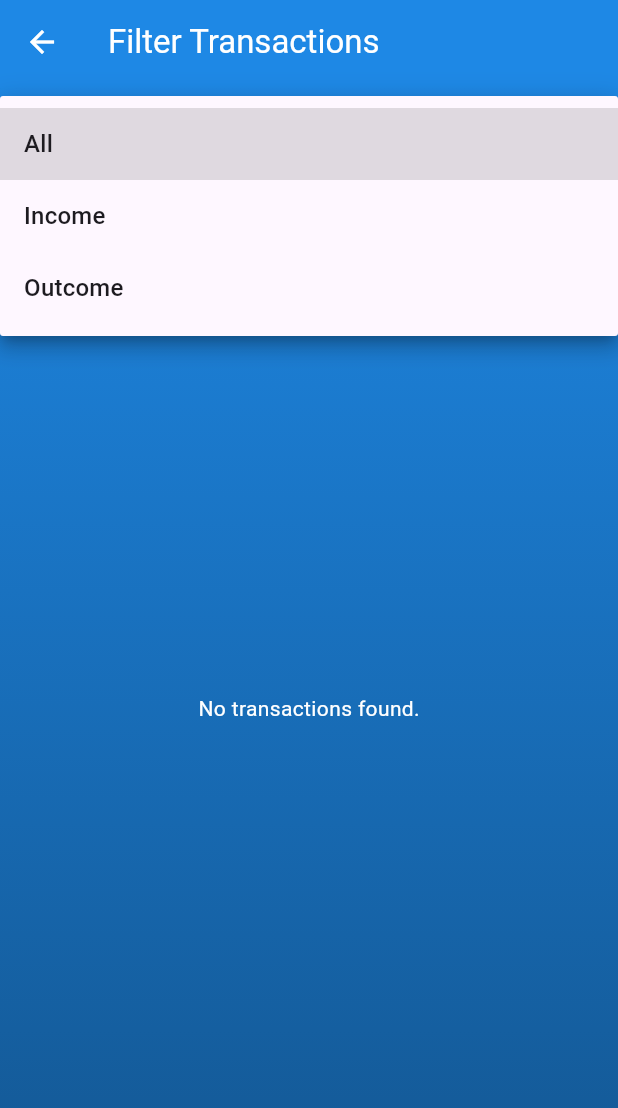
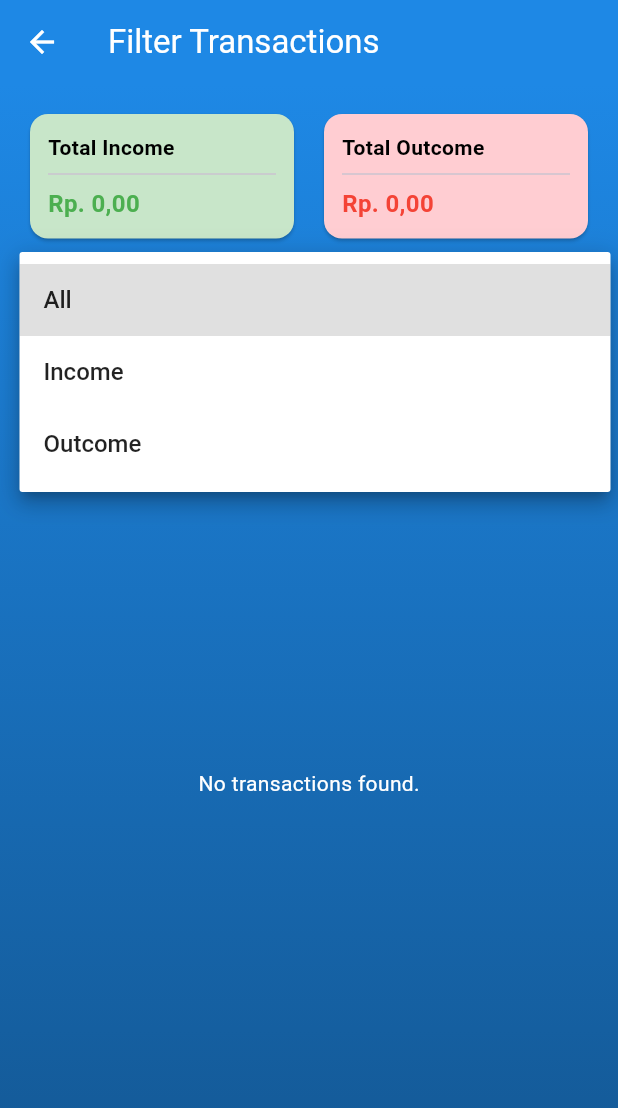
Before and after one commit to fadillahabi/alabi_wallet, a Flutter app: the FilterPage screen opened by its route, after a tap on "All", on a phone screen of 412 x 824 dp. Shown: the top 1108 px of the screen. Run offline on Flutter 3.47's test engine with Material 3 defaults, Android fonts, the phone set to English and light mode, and no system bars; our stand-ins replace sqflite; accounts and stored records are empty; statements that could not run were skipped.

Commit message:
add fitur : card in filter, login to splash ; add AppColor

```diff
--- /dev/null
+++ b/lib/constant/app_color.dart
@@ -0,0 +1,7 @@
+import 'package:flutter/widgets.dart';
+
+class AppColor {
+  static const Color blue_main = Color(0xff1E88E5);
+  static const Color blue_gradient = Color.fromARGB(255, 19, 86, 145);
+  static const Color black_11 = Color(0x20118EE0);
+}
--- a/lib/model/model_input.dart
+++ b/lib/model/model_input.dart
@@ -20,7 +20,7 @@ class ModelInput {
       id: null,
       namaProject: '',
       dateProject: '',
-      labaProject: 0,
+      labaProject: null,
       type: 'income',
     );
   }
--- a/lib/pages/filter.dart
+++ /dev/null
@@ -1,137 +0,0 @@
-import 'package:daily_financial_recording/database/db_input.dart';
-import 'package:daily_financial_recording/model/model_input.dart';
-import 'package:flutter/material.dart';
-import 'package:intl/intl.dart';
-
-class FilterPage extends StatefulWidget {
-  const FilterPage({super.key});
-  static const String id = "/filter";
-
-  @override
-  State<FilterPage> createState() => _FilterPageState();
-}
-
-class _FilterPageState extends State<FilterPage> {
-  List<ModelInput> _allTransactions = [];
-  List<ModelInput> _filteredTransactions = [];
-  String _selectedFilter = "All";
-
-  @override
-  void initState() {
-    super.initState();
-    _loadTransactions();
-  }
-
-  Future<void> _loadTransactions() async {
-    final list = await DBInput().getAllInput();
-    setState(() {
-      _allTransactions = list;
-      _applyFilter();
-    });
-  }
-
-  void _applyFilter() {
-    setState(() {
-      if (_selectedFilter == "All") {
-        _filteredTransactions = _allTransactions;
-      } else {
-        _filteredTransactions =
-            _allTransactions.where((tx) {
-              final txType = tx.type.trim().toLowerCase();
-              final selectedType = _selectedFilter.trim().toLowerCase();
-
-              // Debug log sementara untuk cek isi type
-              debugPrint('Data type: "$txType" | Filter: "$selectedType"');
-
-              return txType == selectedType;
-            }).toList();
-      }
-    });
-  }
-
-  String _formatCurrency(int amount) {
-    final formatter = NumberFormat.currency(
-      locale: 'id_ID',
-      symbol: '',
-      decimalDigits: 0,
-    );
-    return '${formatter.format(amount)},00';
-  }
-
-  @override
-  Widget build(BuildContext context) {
-    return Scaffold(
-      appBar: AppBar(
-        title: const Text(
-          "Filter Transactions",
-          style: TextStyle(color: Colors.white),
-        ),
-        iconTheme: const IconThemeData(color: Colors.white),
-        backgroundColor: const Color(0xff1E88E5),
-      ),
-      body: Container(
-        decoration: const BoxDecoration(
-          gradient: LinearGradient(
-            colors: [Color(0xff1E88E5), Color.fromARGB(255, 19, 86, 145)],
-            begin: Alignment.topCenter,
-            end: Alignment.bottomCenter,
-          ),
-        ),
-        padding: const EdgeInsets.all(16),
-        child: Column(
-          children: [
-            DropdownButton<String>(
-              value: _selectedFilter,
-              isExpanded: true,
-              items: const [
-                DropdownMenuItem(value: "All", child: Text("All")),
-                DropdownMenuItem(value: "income", child: Text("Income")),
-                DropdownMenuItem(value: "outcome", child: Text("Outcome")),
-              ],
-              onChanged: (value) {
-                setState(() {
-                  _selectedFilter = value!;
-                  _applyFilter();
-                });
-              },
-            ),
-            const SizedBox(height: 16),
-            Expanded(
-              child:
-                  _filteredTransactions.isEmpty
-                      ? const Center(
-                        child: Text(
-                          "No transactions found.",
-                          style: TextStyle(color: Colors.white),
-                        ),
-                      )
-                      : ListView.builder(
-                        itemCount: _filteredTransactions.length,
-                        itemBuilder: (context, index) {
-                          final tx = _filteredTransactions[index];
-                          final isIncome =
-                              tx.type.trim().toLowerCase() == 'income';
-                          return Card(
-                            color: isIncome ? Colors.green[50] : Colors.red[50],
-                            margin: EdgeInsets.symmetric(vertical: 8),
-                            child: ListTile(
-                              title: Text(tx.namaProject),
-                              subtitle: Text(tx.dateProject),
-                              trailing: Text(
-                                '${isIncome ? "+" : "-"} Rp.${_formatCurrency(tx.labaProject ?? 0)}',
-                                style: TextStyle(
-                                  color: isIncome ? Colors.green : Colors.red,
-                                  fontWeight: FontWeight.bold,
-                                ),
-                              ),
-                            ),
-                          );
-                        },
-                      ),
-            ),
-          ],
-        ),
-      ),
-    );
-  }
-}
--- /dev/null
+++ b/lib/pages/filter_page.dart
@@ -0,0 +1,231 @@
+import 'package:daily_financial_recording/constant/app_color.dart';
+import 'package:daily_financial_recording/database/db_input.dart';
+import 'package:daily_financial_recording/model/model_input.dart';
+import 'package:flutter/material.dart';
+import 'package:intl/intl.dart';
+
+class FilterPage extends StatefulWidget {
+  const FilterPage({super.key});
+  static const String id = "/filter";
+
+  @override
+  State<FilterPage> createState() => _FilterPageState();
+}
+
+class _FilterPageState extends State<FilterPage> {
+  List<ModelInput> _allTransactions = [];
+  List<ModelInput> _filteredTransactions = [];
+  String _selectedFilter = "All";
+
+  @override
+  void initState() {
+    super.initState();
+    _loadTransactions();
+  }
+
+  Future<void> _loadTransactions() async {
+    final list = await DBInput().getAllInput();
+    setState(() {
+      _allTransactions = list;
+      _applyFilter();
+    });
+  }
+
+  void _applyFilter() {
+    setState(() {
+      if (_selectedFilter == "All") {
+        _filteredTransactions = _allTransactions;
+      } else {
+        _filteredTransactions =
+            _allTransactions.where((tx) {
+              final txType = tx.type.trim().toLowerCase();
+              final selectedType = _selectedFilter.trim().toLowerCase();
+
+              // Debug log sementara untuk cek isi type
+              debugPrint('Data type: "$txType" | Filter: "$selectedType"');
+
+              return txType == selectedType;
+            }).toList();
+      }
+    });
+  }
+
+  int _getTotalByType(String type) {
+    return _filteredTransactions
+        .where((tx) => tx.type.trim().toLowerCase() == type)
+        .fold(0, (sum, tx) => sum + (tx.labaProject ?? 0));
+  }
+
+  String _formatCurrency(int amount) {
+    final formatter = NumberFormat.currency(
+      locale: 'id_ID',
+      symbol: '',
+      decimalDigits: 0,
+    );
+    return '${formatter.format(amount)},00';
+  }
+
+  @override
+  Widget build(BuildContext context) {
+    return Scaffold(
+      appBar: AppBar(
+        title: const Text(
+          "Filter Transactions",
+          style: TextStyle(color: Colors.white),
+        ),
+        iconTheme: const IconThemeData(color: Colors.white),
+        backgroundColor: AppColor.blue_main,
+      ),
+      body: Container(
+        decoration: const BoxDecoration(
+          gradient: LinearGradient(
+            colors: [AppColor.blue_main, AppColor.blue_gradient],
+            begin: Alignment.topCenter,
+            end: Alignment.bottomCenter,
+          ),
+        ),
+        padding: const EdgeInsets.all(16),
+        child: Column(
+          children: [
+            Row(
+              children: [
+                Expanded(
+                  child: Card(
+                    color: Colors.green[100],
+                    shape: RoundedRectangleBorder(
+                      borderRadius: BorderRadius.circular(12),
+                    ),
+                    child: Padding(
+                      padding: const EdgeInsets.all(12),
+                      child: Column(
+                        crossAxisAlignment: CrossAxisAlignment.start,
+                        children: [
+                          const Text(
+                            "Total Income",
+                            style: TextStyle(
+                              color: Colors.black,
+                              fontWeight: FontWeight.bold,
+                            ),
+                          ),
+                          Divider(),
+                          Text(
+                            "Rp. ${_formatCurrency(_getTotalByType('income'))}",
+                            style: const TextStyle(
+                              color: Colors.green,
+                              fontSize: 16,
+                              fontWeight: FontWeight.bold,
+                            ),
+                          ),
+                        ],
+                      ),
+                    ),
+                  ),
+                ),
+                const SizedBox(width: 12),
+                Expanded(
+                  child: Card(
+                    color: Colors.red[100],
+                    shape: RoundedRectangleBorder(
+                      borderRadius: BorderRadius.circular(12),
+                    ),
+                    child: Padding(
+                      padding: const EdgeInsets.all(12),
+                      child: Column(
+                        crossAxisAlignment: CrossAxisAlignment.start,
+                        children: [
+                          const Text(
+                            "Total Outcome",
+                            style: TextStyle(
+                              color: Colors.black,
+                              fontWeight: FontWeight.bold,
+                            ),
+                          ),
+                          Divider(),
+                          Text(
+                            "Rp. ${_formatCurrency(_getTotalByType('outcome'))}",
+                            style: const TextStyle(
+                              color: Colors.red,
+                              fontSize: 16,
+                              fontWeight: FontWeight.bold,
+                            ),
+                          ),
+                        ],
+                      ),
+                    ),
+                  ),
+                ),
+              ],
+            ),
+            SizedBox(height: 8),
+            Container(
+              padding: const EdgeInsets.symmetric(horizontal: 12, vertical: 4),
+              decoration: BoxDecoration(
+                color: Colors.white.withOpacity(0.9),
+                borderRadius: BorderRadius.circular(12),
+                border: Border.all(color: Colors.blueAccent, width: 1),
+              ),
+              child: DropdownButtonHideUnderline(
+                child: DropdownButton<String>(
+                  value: _selectedFilter,
+                  isExpanded: true,
+                  icon: const Icon(Icons.arrow_drop_down, color: Colors.blue),
+                  dropdownColor: Colors.white,
+                  style: const TextStyle(
+                    fontSize: 16,
+                    color: Colors.black87,
+                    fontWeight: FontWeight.w500,
+                  ),
+                  items: const [
+                    DropdownMenuItem(value: "All", child: Text("All")),
+                    DropdownMenuItem(value: "income", child: Text("Income")),
+                    DropdownMenuItem(value: "outcome", child: Text("Outcome")),
+                  ],
+                  onChanged: (value) {
+                    setState(() {
+                      _selectedFilter = value!;
+                      _applyFilter();
+                    });
+                  },
+                ),
+              ),
+            ),
+            const SizedBox(height: 8),
+            Expanded(
+              child:
+                  _filteredTransactions.isEmpty
+                      ? const Center(
+                        child: Text(
+                          "No transactions found.",
+                          style: TextStyle(color: Colors.white),
+                        ),
+                      )
+                      : ListView.builder(
+                        itemCount: _filteredTransactions.length,
+                        itemBuilder: (context, index) {
+                          final tx = _filteredTransactions[index];
+                          final isIncome =
+                              tx.type.trim().toLowerCase() == 'income';
+                          return Card(
+                            color: isIncome ? Colors.green[50] : Colors.red[50],
+                            margin: EdgeInsets.symmetric(vertical: 8),
+                            child: ListTile(
+                              title: Text(tx.namaProject),
+                              subtitle: Text(tx.dateProject),
+                              trailing: Text(
+                                '${isIncome ? "+" : "-"} Rp.${_formatCurrency(tx.labaProject ?? 0)}',
+                                style: TextStyle(
+                                  color: isIncome ? Colors.green : Colors.red,
+                                  fontWeight: FontWeight.bold,
+                                ),
+                              ),
+                            ),
+                          );
+                        },
+                      ),
+            ),
+          ],
+        ),
+      ),
+    );
+  }
+}
--- a/lib/pages/splash_screen.dart
+++ b/lib/pages/splash_page.dart
@@ -1,10 +1,10 @@
 import 'package:daily_financial_recording/helper/preference.dart';
-import 'package:daily_financial_recording/pages/login.dart';
+import 'package:daily_financial_recording/pages/login_page.dart';
 import 'package:flutter/material.dart';
 
 class Open extends StatefulWidget {
   const Open({super.key});
-  static const String id = "/splash_screen";
+  static const String id = "/splash_page";
 
   @override
   State<Open> createState() => _OpenState();
@@ -81,7 +81,6 @@ class _OpenState extends State<Open> {
             //           color: Colors.white70,
             //           fontSize: 16,
             //           fontWeight: FontWeight.w700,
-            //           fontFamily: "Roboto",
             //         ),
             //       ),
             //     ),
--- a/pubspec.yaml
+++ b/pubspec.yaml
@@ -35,6 +35,7 @@ dependencies:
   path_provider: ^2.1.5
   shared_preferences: ^2.5.3
   sqflite: ^2.4.2
+
 
   # The following adds the Cupertino Icons font to your application.
   # Use with the CupertinoIcons class for iOS style icons.
```
Also changed, not shown: lib/database/db_account.dart (+8 -0 lines), lib/main.dart (+7 -6 lines), lib/pages/add&edit_transaction_page.dart (renamed from lib/pages/form_input.dart, +4 -3 lines), lib/pages/dashboard_page.dart (renamed from lib/pages/dashboard.dart, +7 -5 lines), lib/pages/login_page.dart (renamed from lib/pages/login.dart, +22 -16 lines), lib/pages/main_page.dart (renamed from lib/pages/main_screen.dart, +4 -3 lines), lib/pages/register_page.dart (renamed from lib/pages/register.dart, +15 -12 lines).
